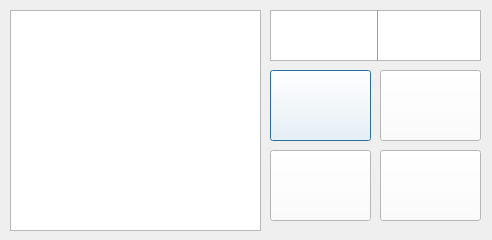
gkswlsdbal/Data-Visualization, file FileAbsorption.ui: the form before one commit.
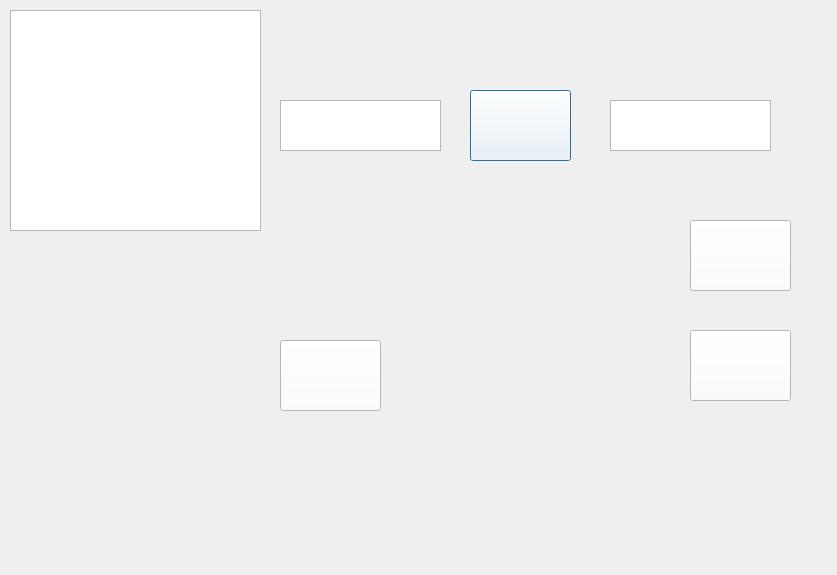
The form after the commit. Icons and pictures are not drawn.

```diff
--- a/FileAbsorption.ui
+++ b/FileAbsorption.ui
@@ -6,8 +6,8 @@
    <rect>
     <x>0</x>
     <y>0</y>
-    <width>492</width>
-    <height>240</height>
+    <width>837</width>
+    <height>575</height>
    </rect>
   </property>
   <property name="windowTitle">
@@ -23,21 +23,11 @@
     </rect>
    </property>
   </widget>
-  <widget class="QListWidget" name="abList">
-   <property name="geometry">
-    <rect>
-     <x>270</x>
-     <y>10</y>
-     <width>211</width>
-     <height>51</height>
-    </rect>
-   </property>
-  </widget>
   <widget class="QPushButton" name="innerBtn">
    <property name="geometry">
     <rect>
-     <x>270</x>
-     <y>70</y>
+     <x>470</x>
+     <y>90</y>
      <width>101</width>
      <height>71</height>
     </rect>
@@ -54,7 +44,7 @@
    </property>
    <property name="iconSize">
     <size>
-     <width>120</width>
+     <width>140</width>
      <height>60</height>
     </size>
    </property>
@@ -62,8 +52,8 @@
   <widget class="QPushButton" name="fullBtn">
    <property name="geometry">
     <rect>
-     <x>380</x>
-     <y>150</y>
+     <x>690</x>
+     <y>330</y>
      <width>101</width>
      <height>71</height>
     </rect>
@@ -80,7 +70,7 @@
    </property>
    <property name="iconSize">
     <size>
-     <width>120</width>
+     <width>140</width>
      <height>60</height>
     </size>
    </property>
@@ -88,8 +78,8 @@
   <widget class="QPushButton" name="leftBtn">
    <property name="geometry">
     <rect>
-     <x>380</x>
-     <y>70</y>
+     <x>690</x>
+     <y>220</y>
      <width>101</width>
      <height>71</height>
     </rect>
@@ -107,15 +97,15 @@
    <property name="iconSize">
     <size>
      <width>140</width>
-     <height>63</height>
+     <height>60</height>
     </size>
    </property>
   </widget>
   <widget class="QPushButton" name="rigthtBtn">
    <property name="geometry">
     <rect>
-     <x>270</x>
-     <y>150</y>
+     <x>280</x>
+     <y>340</y>
      <width>101</width>
      <height>71</height>
     </rect>
@@ -132,22 +122,29 @@
    </property>
    <property name="iconSize">
     <size>
-     <width>120</width>
+     <width>140</width>
      <height>60</height>
     </size>
    </property>
   </widget>
-  <widget class="Line" name="line">
+  <widget class="QListWidget" name="abList">
    <property name="geometry">
     <rect>
-     <x>370</x>
-     <y>10</y>
-     <width>16</width>
+     <x>280</x>
+     <y>100</y>
+     <width>161</width>
      <height>51</height>
     </rect>
    </property>
-   <property name="orientation">
-    <enum>Qt::Vertical</enum>
+  </widget>
+  <widget class="QListWidget" name="abList_2">
+   <property name="geometry">
+    <rect>
+     <x>610</x>
+     <y>100</y>
+     <width>161</width>
+     <height>51</height>
+    </rect>
    </property>
   </widget>
  </widget>
```
Left out of the diff: 2 changed lines with no effect on the pictures.
